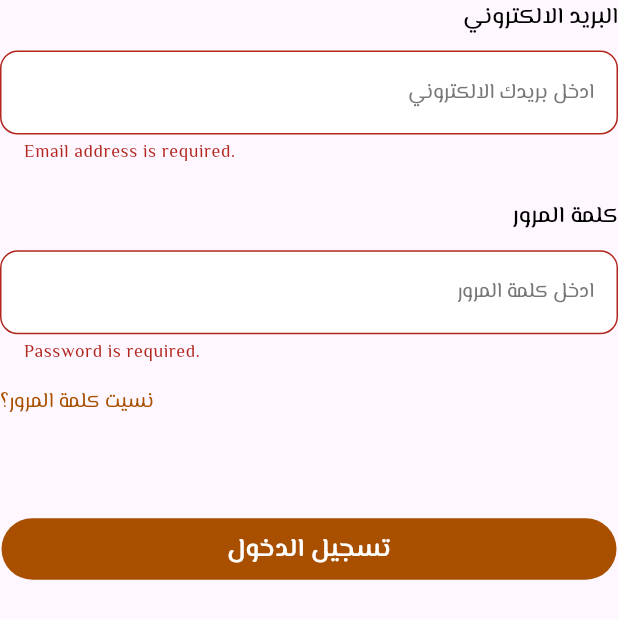
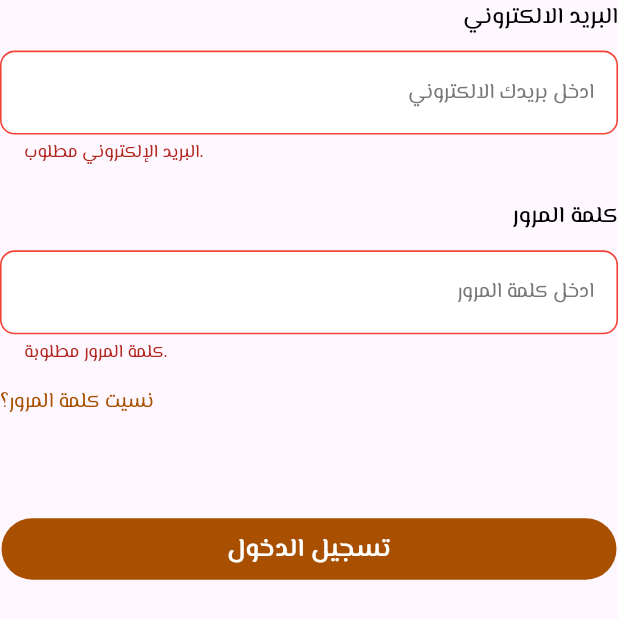
Before and after one commit to Omar20041223/Quran, a Flutter app: the LoginBody widget shown alone on an empty page, opened directly, after a tap on "تسجيل الدخول", on a phone screen of 412 x 824 dp. Shown: the top 619 px of the screen. Run offline on Flutter 3.47's test engine with Material 3 defaults, Android fonts, the phone set to English and light mode, and no system bars; our stand-ins replace flutter_screenutil, go_router, google_fonts.

```diff
--- a/lib/core/helpers/validator.dart
+++ b/lib/core/helpers/validator.dart
@@ -1,98 +1,97 @@
-
 import 'app_regex.dart';
 
 class Validator {
   static String? userNameValidator(String? value) {
     if (value == null || value.isEmpty) {
-      return "Username cannot be empty.";
+      return "لا يمكن أن يكون اسم المستخدم فارغًا.";
     }
     if (value.length <= 2) {
-      return "Username should be at least 3 characters long.";
+      return "يجب أن يكون اسم المستخدم 3 أحرف على الأقل.";
     }
     if (value.length > 40) {
-      return "Username cannot exceed 40 characters.";
+      return "لا يمكن أن يتجاوز اسم المستخدم 40 حرفًا.";
     }
     if (!AppRegex.isUsernameValid(value)) {
-      return "Please enter a valid username.";
+      return "يرجى إدخال اسم مستخدم صالح.";
     }
     return null;
   }
 
   static String? emailValidator(String? value) {
     if (value == null || value.isEmpty) {
-      return 'Email address is required.';
+      return 'البريد الإلكتروني مطلوب.';
     }
     if (!AppRegex.isEmailValid(value)) {
-      return 'Please enter a valid email address.';
+      return 'يرجى إدخال بريد إلكتروني صالح.';
     }
     return null;
   }
 
   static String? phoneNumberValidator(String? value) {
     if (value == null || value.isEmpty) {
-      return 'Phone number is required.';
+      return 'رقم الهاتف مطلوب.';
     }
     if (value.length < 9 || value.length > 20) {
-      return 'Please enter a valid phone number.';
+      return 'يرجى إدخال رقم هاتف صالح.';
     }
     return null;
   }
 
   static String? passwordValidator(String? value) {
     if (value == null || value.isEmpty) {
-      return 'Password is required.';
+      return 'كلمة المرور مطلوبة.';
     }
     if (value.length < 8) {
-      return 'Password should be at least 8 characters long.';
+      return 'يجب أن تكون كلمة المرور 8 أحرف على الأقل.';
     }
     if (!AppRegex.hasUpperCase(value)) {
-      return 'Password must contain at least one uppercase letter.';
+      return 'يجب أن تحتوي كلمة المرور على حرف كبير واحد على الأقل.';
     }
     if (!AppRegex.hasLowerCase(value)) {
-      return 'Password must contain at least one lowercase letter.';
+      return 'يجب أن تحتوي كلمة المرور على حرف صغير واحد على الأقل.';
     }
     if (!AppRegex.hasNumber(value)) {
-      return 'Password must contain at least one number.';
+      return 'يجب أن تحتوي كلمة المرور على رقم واحد على الأقل.';
     }
     return null;
   }
 
   static String? passwordConfirmValidator(String? value, String? password) {
     if (value == null || value.isEmpty) {
-      return 'Password confirmation is required.';
+      return 'تأكيد كلمة المرور مطلوب.';
     }
     if (value != password) {
-      return 'Passwords do not match.';
+      return 'كلمتا المرور غير متطابقتين.';
     }
     return null;
   }
 
   static String? loginPasswordValidator(String? value) {
     if (value == null || value.isEmpty) {
-      return 'Password is required.';
+      return 'كلمة المرور مطلوبة.';
     }
     if (value.length < 8) {
-      return 'Password should be at least 8 characters long.';
+      return 'يجب أن تكون كلمة المرور 8 أحرف على الأقل.';
     }
     return null;
   }
 
   static String? validatePhoneOrEmail(String? input) {
     if (input == null || input.isEmpty) {
-      return 'Please enter your email or phone number';
+      return 'يرجى إدخال بريدك الإلكتروني أو رقم هاتفك';
     }
 
     final emailRegex =
-        RegExp(r"^[a-zA-Z0-9._%+-]+@[a-zA-Z0-9.-]+\.[a-zA-Z]{2,}$");
+    RegExp(r"^[a-zA-Z0-9._%+-]+@[a-zA-Z0-9.-]+\.[a-zA-Z]{2,}$");
 
     final phoneRegex = RegExp(r"^\+?[0-9]{10,15}$");
 
     if (emailRegex.hasMatch(input)) {
-      return null; // Valid email
+      return null; // بريد إلكتروني صالح
     } else if (phoneRegex.hasMatch(input)) {
-      return null; // Valid phone number
+      return null; // رقم هاتف صالح
     } else {
-      return 'Please enter a valid email or phone number';
+      return 'يرجى إدخال بريد إلكتروني أو رقم هاتف صالح';
     }
   }
 }
--- a/lib/core/widgets/custom_text_form_field.dart
+++ b/lib/core/widgets/custom_text_form_field.dart
@@ -4,18 +4,20 @@ import 'package:quran/core/utils/colors.dart';
 import 'package:quran/core/utils/styles.dart';
 
 class CustomTextFormField extends StatelessWidget {
-  const CustomTextFormField(
-      {super.key,
+  const CustomTextFormField({
+    super.key,
     required this.hintText,
     // required this.icon,
     required this.textInputType,
     this.controller,
     this.validator,
-        this.obscureText = false, this.autoValidateMode,
+    this.obscureText = false,
+    this.autoValidateMode,
     // this.suffixIcon
   });
 
   final String hintText;
+
   // final IconData icon;
   final TextInputType textInputType;
   final TextEditingController? controller;
@@ -51,13 +53,13 @@ class CustomTextFormField extends StatelessWidget {
             width: 1,
           ),
         ),
-        // errorBorder: OutlineInputBorder(
-        //   borderRadius: BorderRadius.circular(10.r),
-        //   borderSide: BorderSide(
-        //     width: 2.w,
-        //     color: Colors.red,
-        //   ), // Thicker red border on error
-        // ),
+        errorBorder: OutlineInputBorder(
+          borderRadius: BorderRadius.circular(10.r),
+          borderSide: BorderSide(
+            width: 1.w,
+            color: Colors.red,
+          ),
+        ),
       ),
       keyboardType: textInputType,
       textAlign: TextAlign.end,
--- a/lib/features/auth/presentation/views/widgets/login_body.dart
+++ b/lib/features/auth/presentation/views/widgets/login_body.dart
@@ -6,10 +6,9 @@ import 'package:quran/core/widgets/custom_button.dart';
 import 'package:quran/features/auth/presentation/views/widgets/register_custom_field.dart';
 
 class LoginBody extends StatefulWidget {
-  const LoginBody(
-      {super.key,});
-
-
+  const LoginBody({
+    super.key,
+  });
   @override
   State<LoginBody> createState() => _LoginBodyState();
 }
--- a/lib/features/auth/presentation/views/widgets/sign_up_body.dart
+++ b/lib/features/auth/presentation/views/widgets/sign_up_body.dart
@@ -9,7 +9,6 @@ import '../../../../../core/widgets/custom_button.dart';
 class SignUpBody extends StatefulWidget {
   const SignUpBody(
       {super.key,});
-
   @override
   State<SignUpBody> createState() => _SignUpBodyState();
 }
@@ -60,7 +59,7 @@ class _SignUpBodyState extends State<SignUpBody> {
           AgreeToPolicies(
             validator: (value) {
               if (value != true) {
-                return 'You must agree to the terms and conditions.';
+                return 'يجب عليك الموافقة على الشروط والأحكام.';
               }
               return null;
             },
```
Also changed, not shown: lib/features/auth/presentation/views/widgets/register_body.dart (+3 -20 lines), lib/features/auth/presentation/views/widgets/register_tab_bar.dart (added, +33 -0 lines). Lines whose indentation alone changed are shown as unchanged.
